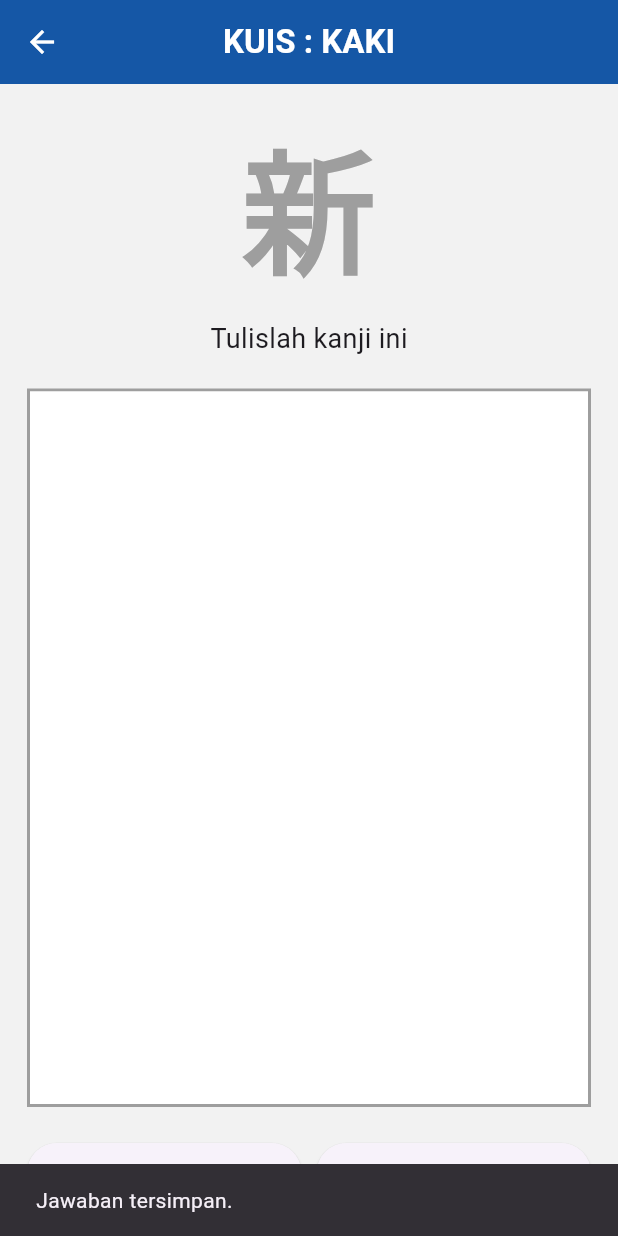
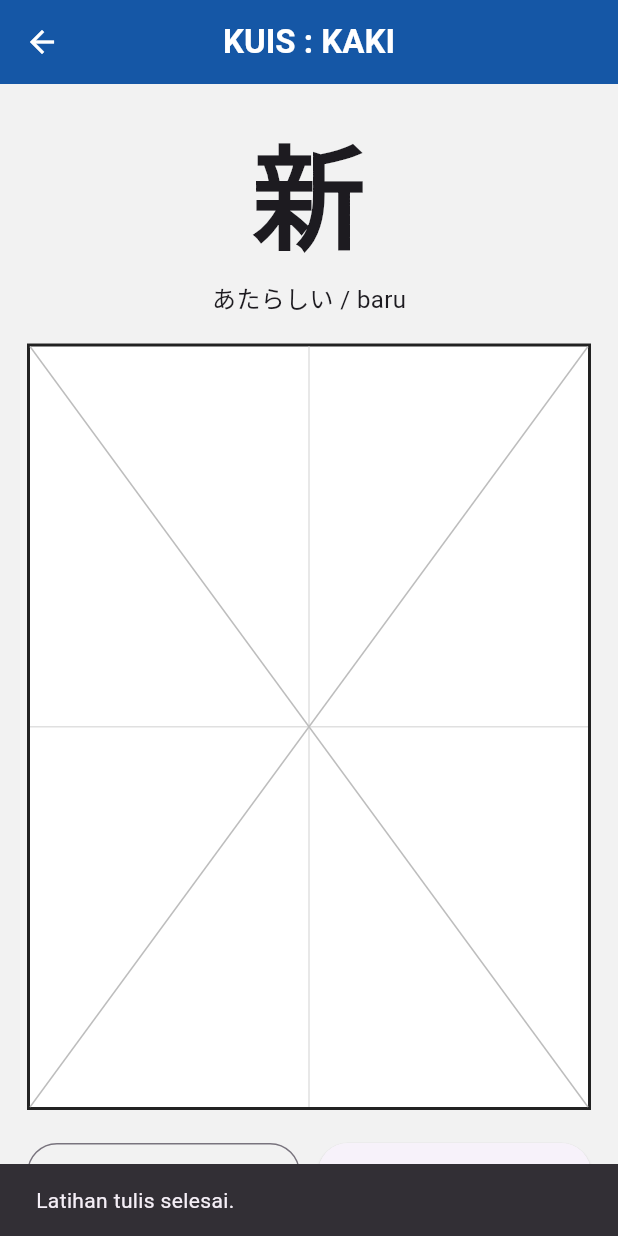
Before and after one commit to regiwijaya/kakeyo-student-app, a Flutter app: the QuizKakiScreen screen opened directly with sample values from the repository, after a tap on "SELESAI", on a phone screen of 412 x 824 dp. Run offline on Flutter 3.47's test engine with Material 3 defaults, Android fonts, the phone set to English and light mode, and no system bars; drawn by our look-alikes of signature.

Commit message:
Improve KAKI writing guide canvas

```diff
--- a/lib/screens/quiz_kaki_screen.dart
+++ b/lib/screens/quiz_kaki_screen.dart
@@ -18,7 +18,7 @@ class QuizKakiScreen extends StatefulWidget {
 
 class _QuizKakiScreenState extends State<QuizKakiScreen> {
   final SignatureController controller = SignatureController(
-    penStrokeWidth: 4,
+    penStrokeWidth: 5,
     penColor: Colors.black,
   );
 
@@ -32,6 +32,14 @@ class _QuizKakiScreenState extends State<QuizKakiScreen> {
     controller.clear();
   }
 
+  void finishWriting() {
+    ScaffoldMessenger.of(context).showSnackBar(
+      const SnackBar(
+        content: Text('Latihan tulis selesai.'),
+      ),
+    );
+  }
+
   @override
   Widget build(BuildContext context) {
     return Scaffold(
@@ -40,10 +48,7 @@ class _QuizKakiScreenState extends State<QuizKakiScreen> {
         backgroundColor: AppColors.primaryBlue,
         title: const Text(
           'KUIS : KAKI',
-          style: TextStyle(
-            color: Colors.white,
-            fontWeight: FontWeight.bold,
-          ),
+          style: TextStyle(color: Colors.white, fontWeight: FontWeight.bold),
         ),
         centerTitle: true,
         iconTheme: const IconThemeData(color: Colors.white),
@@ -55,59 +60,52 @@ class _QuizKakiScreenState extends State<QuizKakiScreen> {
             Text(
               widget.kanji.character,
               style: const TextStyle(
-                fontSize: 90,
+                fontSize: 76,
                 fontWeight: FontWeight.bold,
-                color: Colors.grey,
               ),
             ),
-
-            const SizedBox(height: 10),
-
-            const Text(
-              'Tulislah kanji ini',
-              style: TextStyle(fontSize: 18),
+            const SizedBox(height: 4),
+            Text(
+              '${widget.kanji.kunyomi} / ${widget.kanji.meaning}',
+              style: const TextStyle(fontSize: 16),
             ),
-
-            const SizedBox(height: 20),
+            const SizedBox(height: 18),
 
             Expanded(
               child: Container(
                 decoration: BoxDecoration(
                   color: Colors.white,
-                  border: Border.all(
-                    color: Colors.grey,
-                    width: 2,
-                  ),
+                  border: Border.all(color: Colors.black87, width: 2),
                 ),
-                child: Signature(
-                  controller: controller,
-                  backgroundColor: Colors.white,
+                child: Stack(
+                  children: [
+                    CustomPaint(
+                      painter: KanjiGuidePainter(),
+                      child: Container(),
+                    ),
+                    Signature(
+                      controller: controller,
+                      backgroundColor: Colors.transparent,
+                    ),
+                  ],
                 ),
               ),
             ),
 
-            const SizedBox(height: 20),
+            const SizedBox(height: 18),
 
             Row(
               children: [
                 Expanded(
-                  child: ElevatedButton(
+                  child: OutlinedButton(
                     onPressed: clearCanvas,
                     child: const Text('HAPUS'),
                   ),
                 ),
-                const SizedBox(width: 10),
+                const SizedBox(width: 12),
                 Expanded(
                   child: ElevatedButton(
-                    onPressed: () {
-                      ScaffoldMessenger.of(context).showSnackBar(
-                        const SnackBar(
-                          content: Text(
-                            'Jawaban tersimpan.',
-                          ),
-                        ),
-                      );
-                    },
+                    onPressed: finishWriting,
                     child: const Text('SELESAI'),
                   ),
                 ),
@@ -119,3 +117,48 @@ class _QuizKakiScreenState extends State<QuizKakiScreen> {
     );
   }
 }
+
+class KanjiGuidePainter extends CustomPainter {
+  @override
+  void paint(Canvas canvas, Size size) {
+    final Paint borderPaint = Paint()
+      ..color = Colors.grey.shade400
+      ..strokeWidth = 1;
+
+    final Paint centerPaint = Paint()
+      ..color = Colors.grey.shade300
+      ..strokeWidth = 1;
+
+    final double centerX = size.width / 2;
+    final double centerY = size.height / 2;
+
+    canvas.drawLine(
+      Offset(centerX, 0),
+      Offset(centerX, size.height),
+      centerPaint,
+    );
+
+    canvas.drawLine(
+      Offset(0, centerY),
+      Offset(size.width, centerY),
+      centerPaint,
+    );
+
+    canvas.drawLine(
+      Offset(0, 0),
+      Offset(size.width, size.height),
+      borderPaint,
+    );
+
+    canvas.drawLine(
+      Offset(size.width, 0),
+      Offset(0, size.height),
+      borderPaint,
+    );
+  }
+
+  @override
+  bool shouldRepaint(covariant CustomPainter oldDelegate) {
+    return false;
+  }
+}
```
